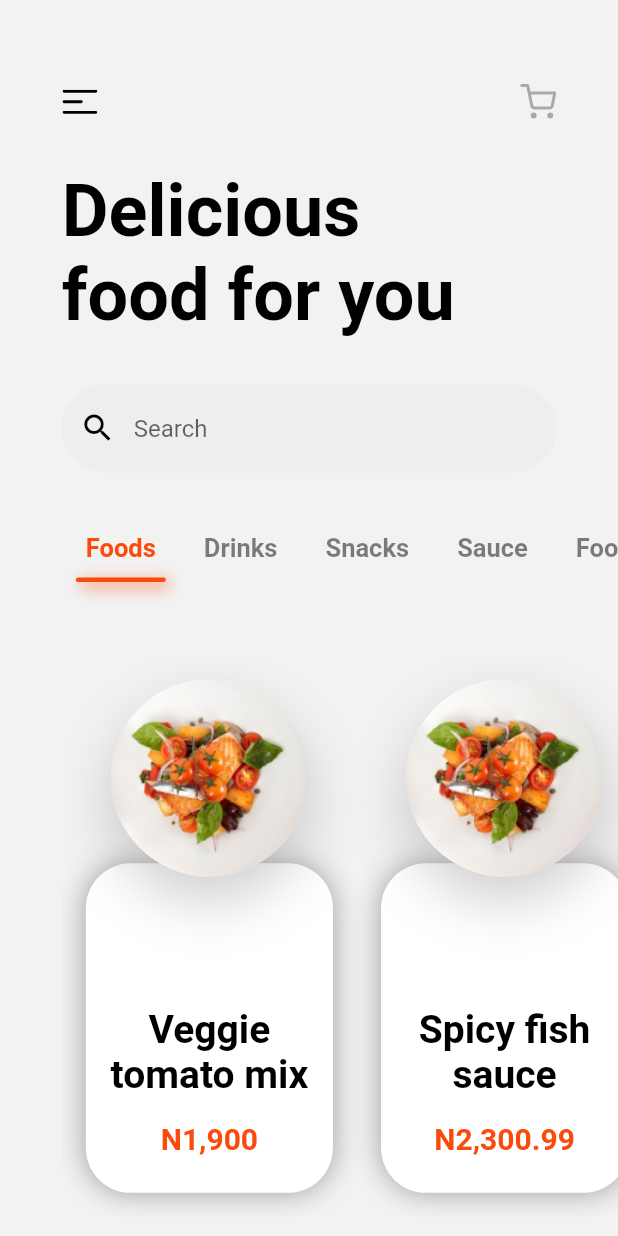
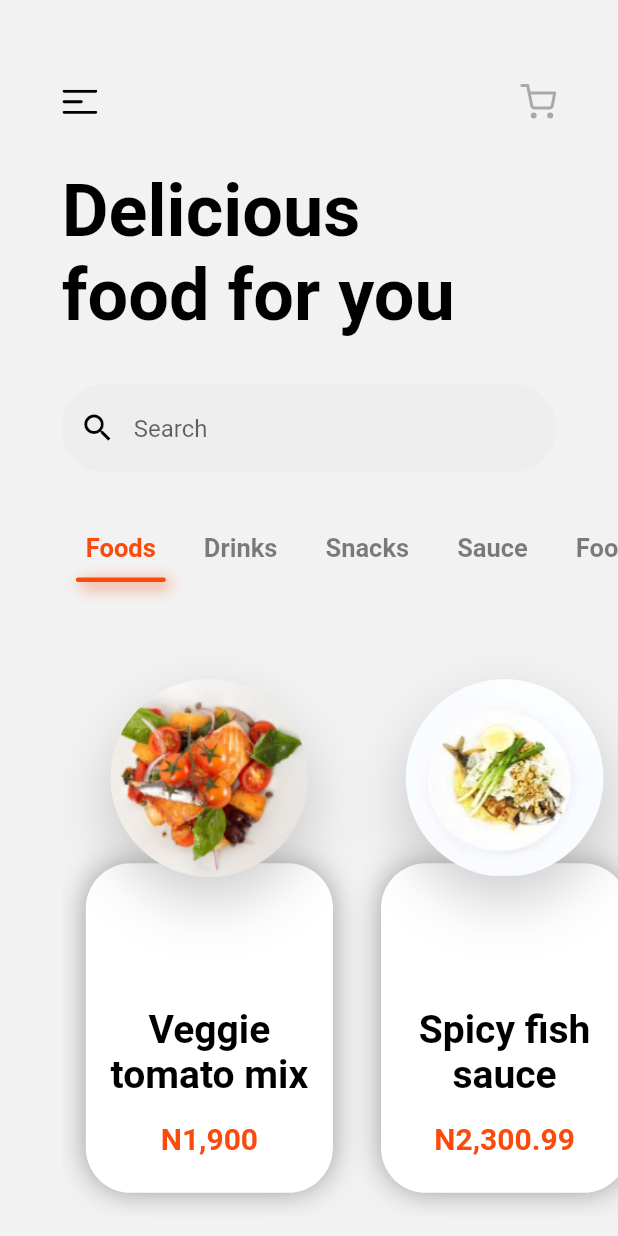
Before and after one commit to ArtemFiniuk/food_delivery, a Flutter app: the HomeScreen screen opened directly, on a phone screen of 412 x 824 dp. Run offline on Flutter 3.47's test engine with Material 2 defaults, Android fonts, the phone set to English and light mode, and no system bars; our stand-ins replace flutter_svg; Roboto replaces fonts that are missing (SF).

```diff
--- a/lib/models/item.dart
+++ b/lib/models/item.dart
@@ -11,9 +11,9 @@ class Item{
 
   List<Item> itemsList = [
     Item(img: 'assets/images/food-img1.png', name: 'Veggie \ntomato mix', price: 'N1,900'),
-    Item(img: 'assets/images/food-img1.png', name: 'Spicy fish \nsauce', price: 'N2,300.99'),
-    Item(img: 'assets/images/food-img1.png', name: 'Egg and \ncucmber...', price: 'N1,900'),
-    Item(img: 'assets/images/food-img1.png', name: 'Fried \nchicken m.', price: 'N1,900'),
-    Item(img: 'assets/images/food-img1.png', name: 'Moi-moi and ekpa.', price: 'N1,900'),
-    Item(img: 'assets/images/food-img1.png', name: 'Fishwith mix orange....', price: 'N1,900'),
+    Item(img: 'assets/images/food-img2.png', name: 'Spicy fish \nsauce', price: 'N2,300.99'),
+    Item(img: 'assets/images/food-img3.png', name: 'Egg and \ncucmber...', price: 'N1,900'),
+    Item(img: 'assets/images/food-img4.png', name: 'Fried \nchicken m.', price: 'N1,900'),
+    Item(img: 'assets/images/food-img5.png', name: 'Moi-moi and ekpa.', price: 'N1,900'),
+    Item(img: 'assets/images/food-img6.png', name: 'Fishwith mix orange....', price: 'N1,900'),
   ];
--- a/lib/screens/home_screen/components/food_item.dart
+++ b/lib/screens/home_screen/components/food_item.dart
@@ -1,4 +1,5 @@
 import 'package:flutter/material.dart';
+import 'package:flutter_svg/flutter_svg.dart';
 
 import '../../../constants/colors.dart';
 
@@ -66,7 +67,7 @@ class FoodItem extends StatelessWidget {
                     shape: BoxShape.circle,
                     image: DecorationImage(
                         image: AssetImage(img),
-                        fit: BoxFit.contain
+                        fit: BoxFit.cover
                     ),
                     boxShadow: [
                       BoxShadow(
@@ -76,7 +77,6 @@ class FoodItem extends StatelessWidget {
                       )
                     ]
                 ),
-
               )
           )
         ],
```
Also changed, not shown: assets/images/food-img1.svg (added), assets/images/food-img2.png (added), assets/images/food-img2.svg (added), assets/images/food-img3.png (added), assets/images/food-img3.svg (added), assets/images/food-img4.png (added), assets/images/food-img4.svg (added), assets/images/food-img5.png (added), assets/images/food-img5.svg (added), assets/images/food-img6.png (added), assets/images/food-img6.svg (added).
